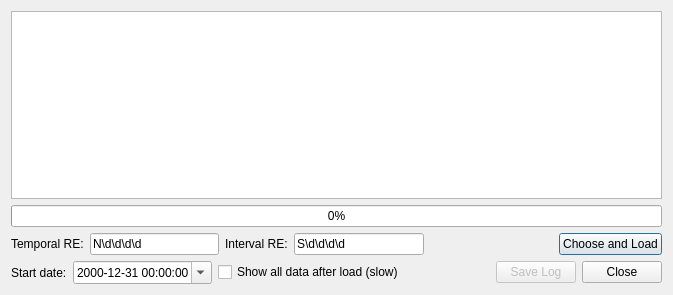
Before: the Qt Designer form ui_temporalrasterloaderdialog.ui in mbernasocchi/multiview, drawn with Qt 5.
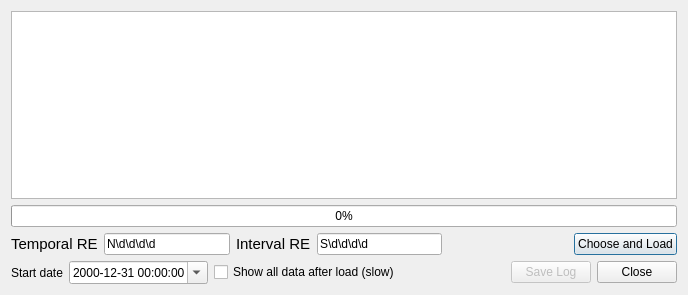
After: the same form once the commit is applied. Icons and pictures are not drawn.

Patch:
```diff
--- a/ui_temporalrasterloaderdialog.ui
+++ b/ui_temporalrasterloaderdialog.ui
@@ -6,7 +6,7 @@
    <rect>
     <x>0</x>
     <y>0</y>
-    <width>673</width>
+    <width>688</width>
     <height>295</height>
    </rect>
   </property>
@@ -31,7 +31,11 @@
        <item>
         <widget class="QLabel" name="label">
          <property name="text">
-          <string>Temporal RE:</string>
+          <string>&lt;!DOCTYPE HTML PUBLIC &quot;-//W3C//DTD HTML 4.0//EN&quot; &quot;http://www.w3.org/TR/REC-html40/strict.dtd&quot;&gt;
+&lt;html&gt;&lt;head&gt;&lt;meta name=&quot;qrichtext&quot; content=&quot;1&quot; /&gt;&lt;style type=&quot;text/css&quot;&gt;
+p, li { white-space: pre-wrap; }
+&lt;/style&gt;&lt;/head&gt;&lt;body style=&quot; font-family:'Ubuntu'; font-size:11pt; font-weight:400; font-style:normal;&quot;&gt;
+&lt;p style=&quot; margin-top:0px; margin-bottom:0px; margin-left:0px; margin-right:0px; -qt-block-indent:0; text-indent:0px;&quot;&gt;Temporal RE&lt;img src=&quot;:/plugins/multiview/images/info.png&quot; /&gt;&lt;/p&gt;&lt;/body&gt;&lt;/html&gt;</string>
          </property>
         </widget>
        </item>
@@ -45,7 +49,11 @@
        <item>
         <widget class="QLabel" name="label_2">
          <property name="text">
-          <string>Interval RE:</string>
+          <string>&lt;!DOCTYPE HTML PUBLIC &quot;-//W3C//DTD HTML 4.0//EN&quot; &quot;http://www.w3.org/TR/REC-html40/strict.dtd&quot;&gt;
+&lt;html&gt;&lt;head&gt;&lt;meta name=&quot;qrichtext&quot; content=&quot;1&quot; /&gt;&lt;style type=&quot;text/css&quot;&gt;
+p, li { white-space: pre-wrap; }
+&lt;/style&gt;&lt;/head&gt;&lt;body style=&quot; font-family:'Ubuntu'; font-size:11pt; font-weight:400; font-style:normal;&quot;&gt;
+&lt;p style=&quot; margin-top:0px; margin-bottom:0px; margin-left:0px; margin-right:0px; -qt-block-indent:0; text-indent:0px;&quot;&gt;Interval RE&lt;img src=&quot;:/plugins/multiview/images/info.png&quot; /&gt;&lt;/p&gt;&lt;/body&gt;&lt;/html&gt;</string>
          </property>
         </widget>
        </item>
@@ -89,7 +97,7 @@
        <item>
         <widget class="QLabel" name="label_3">
          <property name="text">
-          <string>Start date:</string>
+          <string>Start date&lt;img src=&quot;:/plugins/multiview/images/info.png&quot; /&gt;</string>
          </property>
         </widget>
        </item>
```
Left out of the diff: 13 changed lines with no effect on the pictures.
